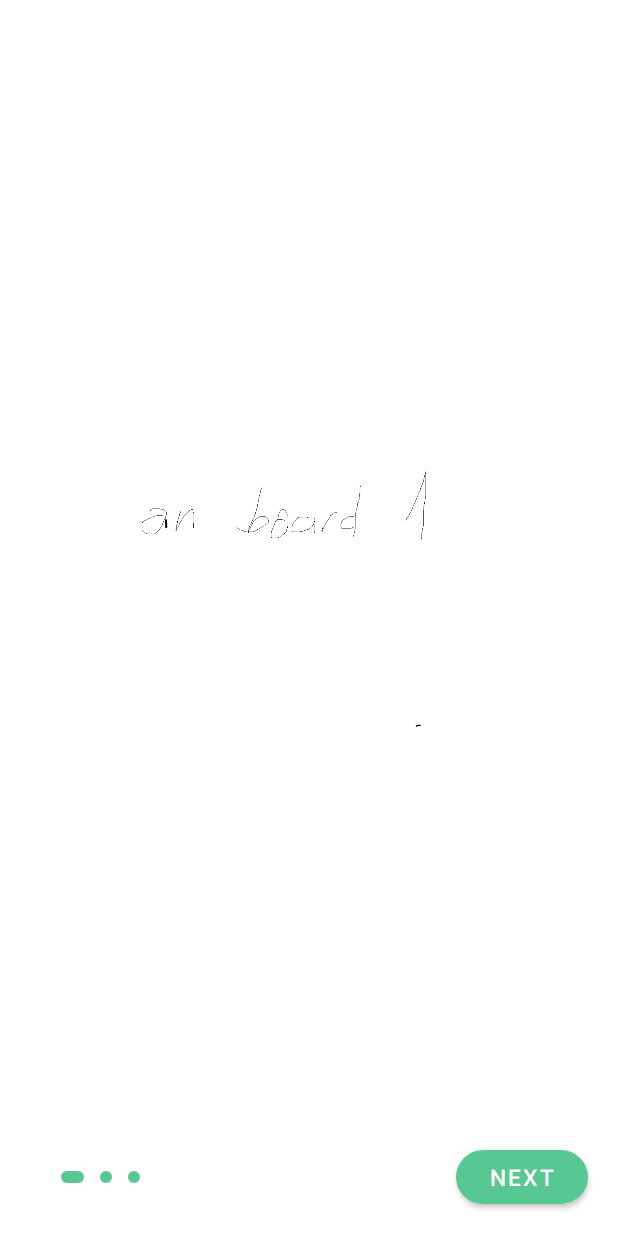
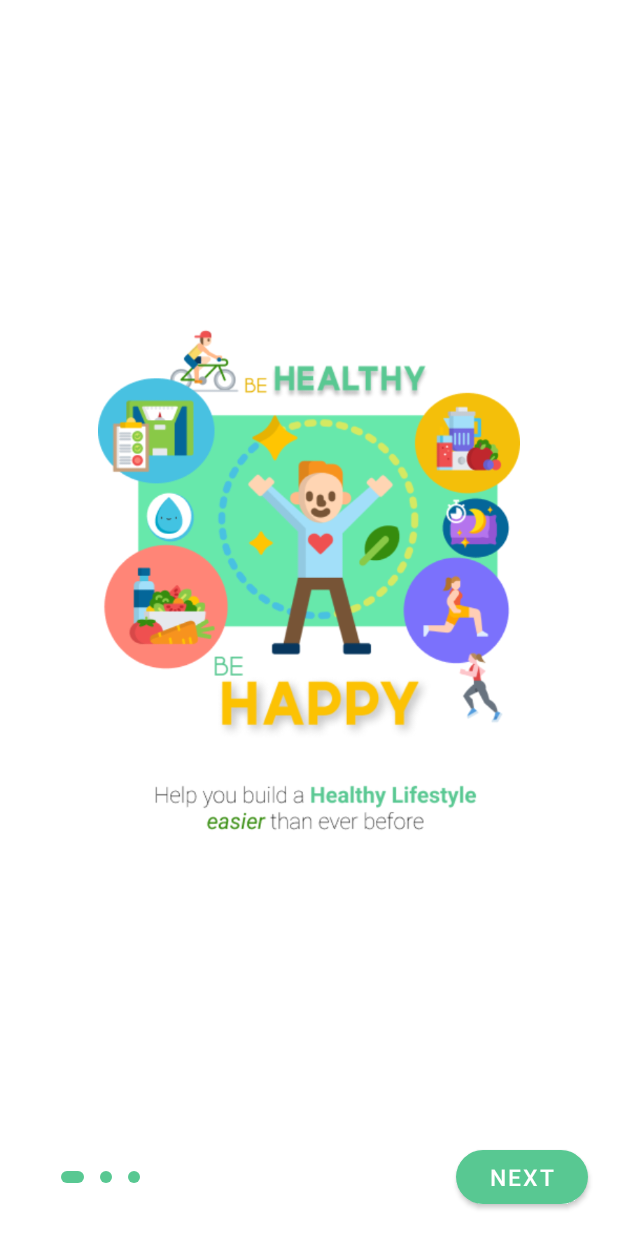
Before and after one commit to KSB-tqk/HooCare, an Android app: the screen it shows after launch (OnBoardActivity), on a phone screen of 412 x 824 dp. Run offline under Robolectric (Android 15) with nearby library versions, the phone set to English and light mode, and no system bars.

Commit message:
UpdateOnboarding

```diff
--- a/app/build.gradle
+++ b/app/build.gradle
@@ -53,4 +53,5 @@ dependencies {
     implementation "androidx.recyclerview:recyclerview-selection:1.1.0"
     implementation 'pl.droidsonroids.gif:android-gif-drawable:1.2.19'
     implementation 'com.pierfrancescosoffritti.androidyoutubeplayer:core:10.0.5'
+    implementation 'com.github.ybq:Android-SpinKit:1.4.0'
 }
--- a/app/src/main/java/cf/khanhsb/icare_v2/OnBoardActivity.java
+++ b/app/src/main/java/cf/khanhsb/icare_v2/OnBoardActivity.java
@@ -54,13 +54,13 @@ public class OnBoardActivity extends Activity {
         List<OnboardingItem> onboardingItems = new ArrayList<>();
         //1
         OnboardingItem itemFeature1 = new OnboardingItem();
-        itemFeature1.setImage(R.drawable.imageonboard1);
+        itemFeature1.setImage(R.drawable.onboard1);
         //2
         OnboardingItem itemFeature2 = new OnboardingItem();
-        itemFeature2.setImage(R.drawable.imageonboard2);
+        itemFeature2.setImage(R.drawable.onboard2);
         //3
         OnboardingItem itemFeature3 = new OnboardingItem();
-        itemFeature3.setImage(R.drawable.imageonboard3);
+        itemFeature3.setImage(R.drawable.onboard3);
         //
         onboardingItems.add(itemFeature1);
         onboardingItems.add(itemFeature2);
```
Also changed, not shown: app/src/main/res/drawable/onboard1.png (added), app/src/main/res/drawable/onboard2.png (added), app/src/main/res/drawable/onboard3.png (added).
